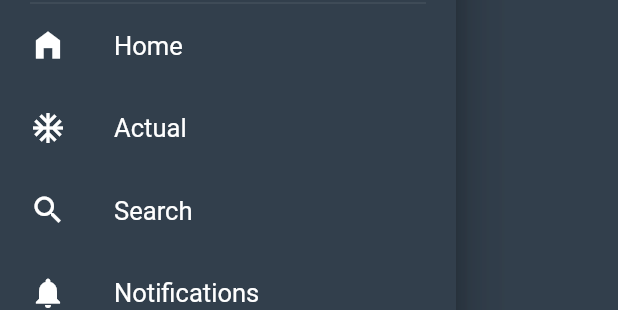
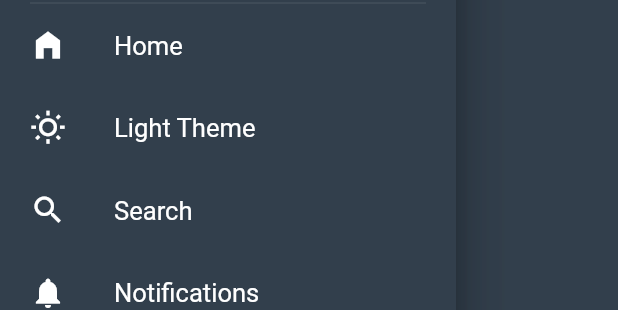
Before and after one commit to ibraheemkullab/social, a Flutter app: the MyDrawer widget shown alone on an empty page, opened directly, on a phone screen of 412 x 824 dp. Shown: the part 306-616 px from the top of the screen. Run offline on Flutter 3.47's test engine with Material 2 defaults, Android fonts, the phone set to English and light mode, and no system bars; our stand-ins replace dio, flutter_icons, shared_preferences, theme_provider; accounts and stored records are empty.

Commit message:
first commit

```diff
--- a/lib/screens/home/myDrawer.dart
+++ b/lib/screens/home/myDrawer.dart
@@ -74,10 +74,16 @@ class MyDrawer extends StatelessWidget {
               Column(
                 mainAxisAlignment: MainAxisAlignment.start,
                 children: [
-                  _buildListTile(Icon(Icons.home_filled), 'Home', () {
+                  _buildListTile(Icon(Icons.home_filled), 'Home', () {}),
+                  _buildListTile(
+                      Icon(ThemeProvider.themeOf(context).id == 'dark'
+                          ? Icons.wb_sunny_outlined
+                          : Icons.nightlight_round),
+                      ThemeProvider.themeOf(context).id == 'dark'
+                          ? 'Light Theme'
+                          : 'Dark Theme', () {
                     ThemeProvider.controllerOf(context).nextTheme();
                   }),
-                  _buildListTile(Icon(Icons.ac_unit), 'Actual', () {}),
                   _buildListTile(Icon(Icons.search), 'Search', () {}),
                   _buildListTile(
                       Icon(Icons.notifications), 'Notifications', () {}),
@@ -88,12 +94,12 @@ class MyDrawer extends StatelessWidget {
                     Icon(Icons.account_circle_outlined),
                     'Profile',
                     () async {
-                      final prefs = await SharedPreferences.getInstance();
-                      String message = await AuthRepositoryApi()
-                          .logout(prefs.getString('auth_token'), context);
-                      Scaffold.of(context).showSnackBar(SnackBar(
-                        content: Text(message),
-                      ));
+                      //   final prefs = await SharedPreferences.getInstance();
+                      //   String message = await AuthRepositoryApi()
+                      //       .logout(prefs.getString('auth_token'), context);
+                      //   Scaffold.of(context).showSnackBar(SnackBar(
+                      //     content: Text(message),
+                      //   ));
                     },
                   ),
                   _buildListTile(Icon(Icons.more_horiz), 'More', () {}),
```
